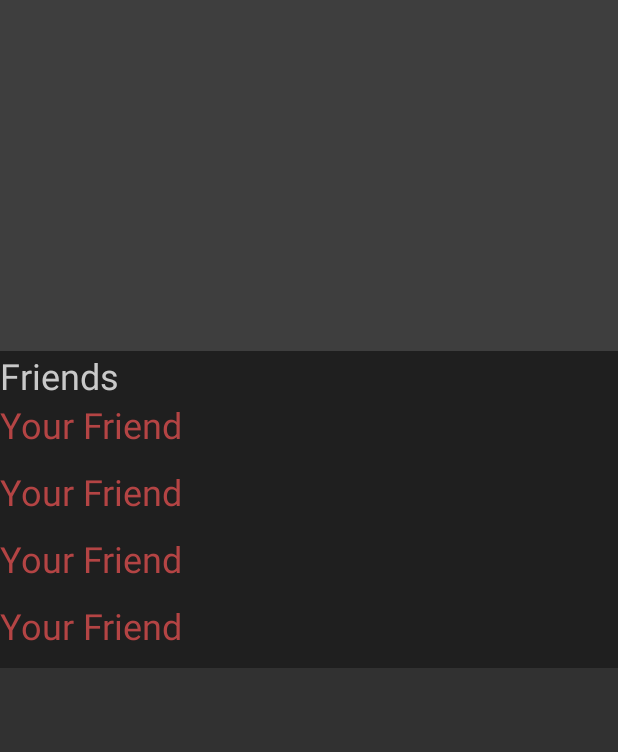
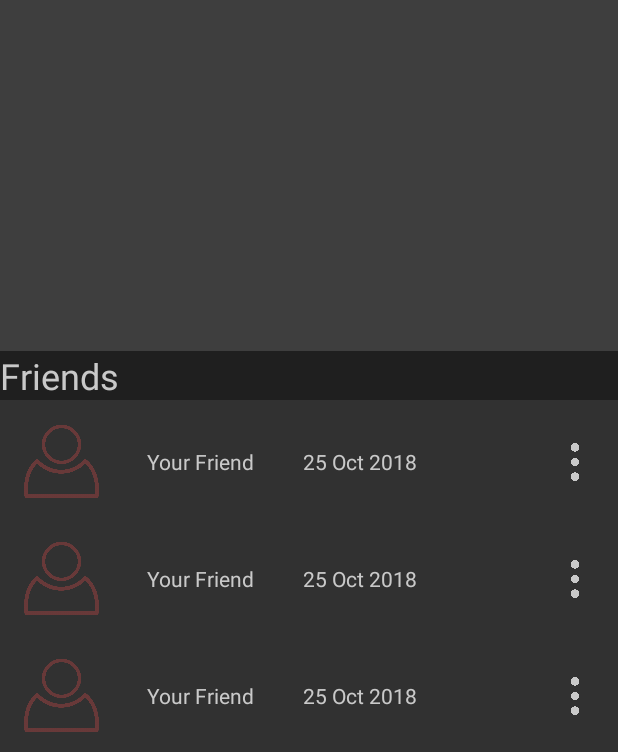
Before and after one commit to MaTTerCuBe/Fort, an Android app: the screen it shows after launch (MainActivity), on a phone screen of 412 x 824 dp, the part 484-1236 px from its top. Run offline under Robolectric (Android 15) with nearby library versions, the phone set to English and light mode, and no system bars.

Commit message:
trying to make a bunch of fragments instead of one giant ConstraintView

```diff
--- /dev/null
+++ b/app/src/main/java/com/mattercube/touchbase/FriendListEntryFragment.kt
@@ -0,0 +1,24 @@
+package com.mattercube.touchbase
+
+
+import android.os.Bundle
+import androidx.fragment.app.Fragment
+import android.view.LayoutInflater
+import android.view.View
+import android.view.ViewGroup
+
+/**
+ * A simple [Fragment] subclass.
+ */
+class FriendListEntryFragment : Fragment() {
+
+    override fun onCreateView(
+        inflater: LayoutInflater, container: ViewGroup?,
+        savedInstanceState: Bundle?
+    ): View? {
+        // Inflate the layout for this fragment
+        return inflater.inflate(R.layout.fragment_friend_list_entry, container, false)
+    }
+
+
+}
--- a/app/src/main/java/com/mattercube/touchbase/MainActivity.kt
+++ b/app/src/main/java/com/mattercube/touchbase/MainActivity.kt
@@ -15,6 +15,7 @@ class MainActivity : AppCompatActivity() {
     override fun onCreate(savedInstanceState: Bundle?) {
         super.onCreate(savedInstanceState)
 
+
         Log.i("activity_main", "About to set content view")
         setContentView(R.layout.activity_main)
 
--- /dev/null
+++ b/app/src/main/res/layout/fragment_friend_list_entry.xml
@@ -0,0 +1,55 @@
+<?xml version="1.0" encoding="utf-8"?>
+<androidx.constraintlayout.widget.ConstraintLayout xmlns:android="http://schemas.android.com/apk/res/android"
+    xmlns:app="http://schemas.android.com/apk/res-auto"
+    xmlns:tools="http://schemas.android.com/tools"
+    android:layout_width="match_parent"
+    android:layout_height="wrap_content"
+    android:background="@color/greyed"
+    tools:context=".FriendListEntryFragment">
+
+    <ImageView
+        android:id="@+id/user_icon_1"
+        android:layout_width="50dp"
+        android:layout_height="50dp"
+        android:layout_marginStart="16dp"
+        android:layout_marginTop="16dp"
+        android:src="@drawable/person_icon"
+        app:layout_constraintStart_toStartOf="parent"
+        app:layout_constraintTop_toTopOf="parent"
+        tools:ignore="ContentDescription" />
+
+    <TextView
+        android:id="@+id/user_name_1"
+        android:layout_width="wrap_content"
+        android:layout_height="wrap_content"
+        android:layout_marginStart="32dp"
+        android:text="@string/default_user_name"
+        android:textColor="@color/white"
+        app:layout_constraintBottom_toBottomOf="@id/user_icon_1"
+        app:layout_constraintStart_toEndOf="@id/user_icon_1"
+        app:layout_constraintTop_toTopOf="@id/user_icon_1" />
+
+    <TextView
+        android:id="@+id/last_touch_1"
+        android:layout_width="wrap_content"
+        android:layout_height="wrap_content"
+        android:layout_marginStart="32dp"
+        android:text="@string/default_last_touch"
+        android:textColor="@color/white"
+        app:layout_constraintBottom_toBottomOf="@id/user_name_1"
+        app:layout_constraintStart_toEndOf="@id/user_name_1"
+        app:layout_constraintTop_toTopOf="@id/user_name_1" />
+
+    <ImageView
+        android:id="@+id/options_1"
+        android:layout_width="25dp"
+        android:layout_height="25dp"
+        android:layout_marginEnd="16dp"
+        app:layout_constraintBottom_toBottomOf="@id/last_touch_1"
+        app:layout_constraintEnd_toEndOf="parent"
+        app:layout_constraintHorizontal_bias="1.0"
+        app:layout_constraintStart_toEndOf="@id/last_touch_1"
+        app:layout_constraintTop_toTopOf="@id/last_touch_1"
+        app:srcCompat="@drawable/options_icon" />
+
+</androidx.constraintlayout.widget.ConstraintLayout>
--- a/app/src/main/res/layout/fragment_friends.xml
+++ b/app/src/main/res/layout/fragment_friends.xml
@@ -3,7 +3,7 @@
     xmlns:app="http://schemas.android.com/apk/res-auto"
     xmlns:tools="http://schemas.android.com/tools"
     android:layout_width="match_parent"
-    android:layout_height="wrap_content"
+    android:layout_height="match_parent"
     android:background="@color/colorPrimary"
     android:fillViewport="true"
     tools:context=".FriendsFragment">
@@ -13,38 +13,24 @@
         android:layout_height="wrap_content"
         android:orientation="vertical">
 
-        <TextView
-            android:id="@+id/just_a_test"
+        <fragment
+            android:id="@+id/friend_entry1"
+            android:name="com.mattercube.touchbase.FriendListEntryFragment"
             android:layout_width="match_parent"
             android:layout_height="wrap_content"
-            android:layout_marginBottom="12dp"
-            android:text="@string/default_user_name"
-            android:textColor="@color/pinkish"
-            android:textSize="@dimen/main_header" />
-        <TextView
-            android:id="@+id/just_a_test2"
+            android:layout_weight="1"/>
+        <fragment
+            android:id="@+id/friend_entry2"
+            android:name="com.mattercube.touchbase.FriendListEntryFragment"
             android:layout_width="match_parent"
             android:layout_height="wrap_content"
-            android:layout_marginBottom="12dp"
-            android:text="@string/default_user_name"
-            android:textColor="@color/pinkish"
-            android:textSize="@dimen/main_header" />
-        <TextView
-            android:id="@+id/just_a_test3"
+            android:layout_weight="1"/>
+        <fragment
+            android:id="@+id/friend_entry3"
+            android:name="com.mattercube.touchbase.FriendListEntryFragment"
             android:layout_width="match_parent"
             android:layout_height="wrap_content"
-            android:layout_marginBottom="12dp"
-            android:text="@string/default_user_name"
-            android:textColor="@color/pinkish"
-            android:textSize="@dimen/main_header" />
-        <TextView
-            android:id="@+id/just_a_test4"
-            android:layout_width="match_parent"
-            android:layout_height="wrap_content"
-            android:layout_marginBottom="12dp"
-            android:text="@string/default_user_name"
-            android:textColor="@color/pinkish"
-            android:textSize="@dimen/main_header" />
+            android:layout_weight="1"/>
 
     </LinearLayout>
 
--- a/app/src/main/res/values/styles.xml
+++ b/app/src/main/res/values/styles.xml
@@ -8,4 +8,9 @@
         <item name="colorAccent">@color/pinkish</item>
     </style>
 
+    <style name="AppTheme.NoActionBar" parent="Theme.AppCompat.Light.DarkActionBar">
+        <item name="windowActionBar">false</item>
+        <item name="windowNoTitle">true</item>
+        <item name="android:windowFullscreen">true</item>
+    </style>
 </resources>
```
